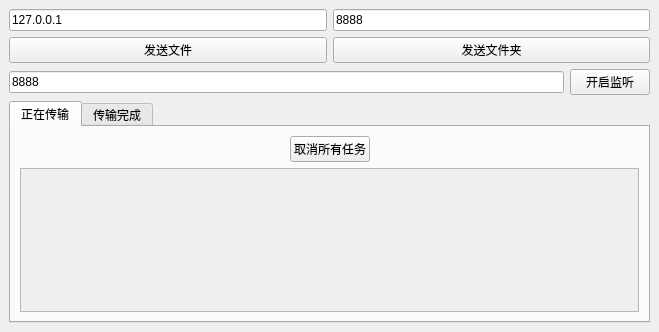
The window that mainwindow.ui (HandsomeGiao/tinyShare-multiThread) describes before a commit, drawn with Qt 5.
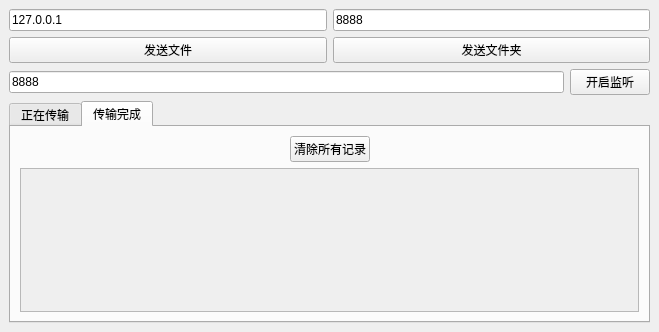
The same window after the commit. The open tabs and pages were chosen to show the change.

Commit message:
一键取消全部任务 + 一键删除所有已完成记录
没有动原有代码,通过逐个模拟click操作来完成

Patch:
```diff
--- a/mainwindow.ui
+++ b/mainwindow.ui
@@ -91,7 +91,7 @@
         <property name="currentIndex">
          <number>0</number>
         </property>
-        <widget class="QWidget" name="widget">
+        <widget class="QWidget" name="widget_2">
          <attribute name="title">
           <string>正在传输</string>
          </attribute>
@@ -156,7 +156,7 @@
           </item>
          </layout>
         </widget>
-        <widget class="QWidget" name="">
+        <widget class="QWidget" name="widget">
          <attribute name="title">
           <string>传输完成</string>
          </attribute>
```
Left out of the diff: 2 changed lines with no effect on the pictures. The commit also changes 2 other files.
